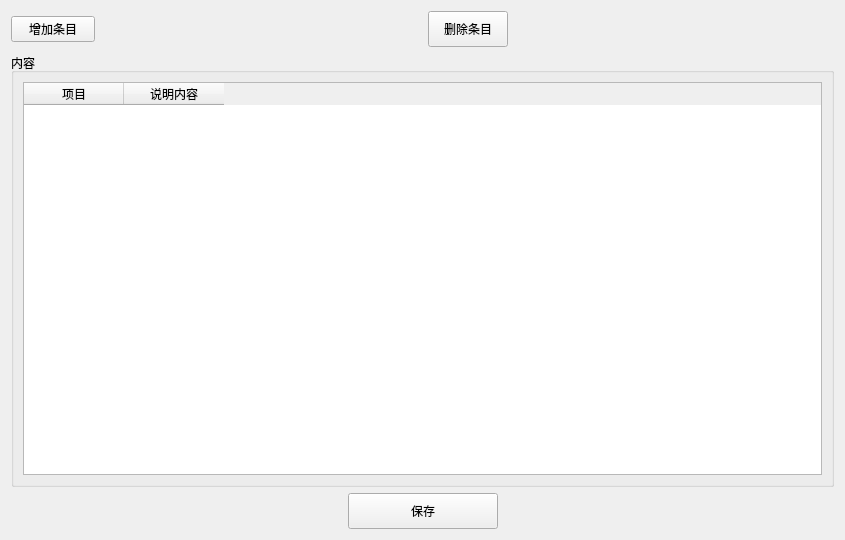
mawang98/med_help, file editer.ui: the form before one commit.
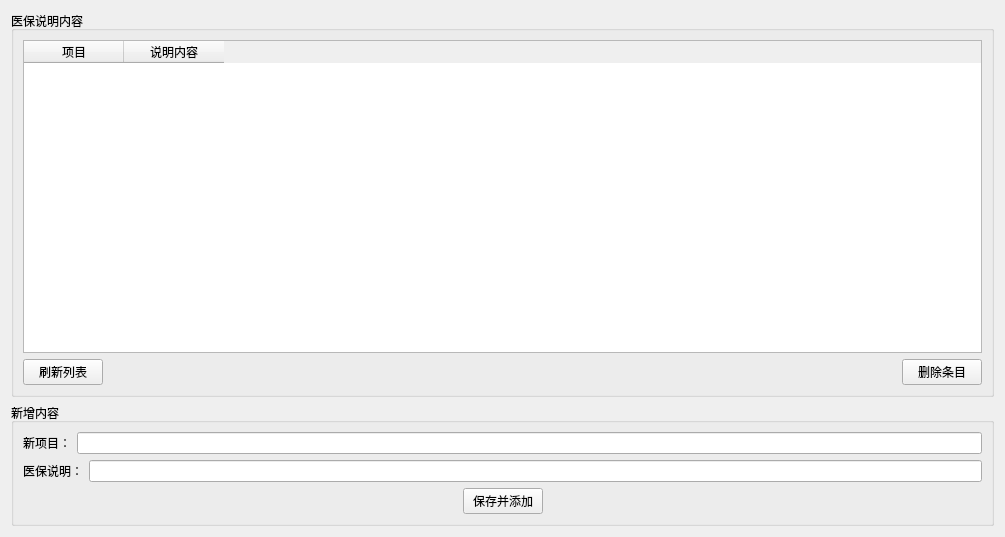
The form after the commit.

What changed in the file:
```diff
--- a/editer.ui
+++ b/editer.ui
@@ -6,74 +6,18 @@
    <rect>
     <x>0</x>
     <y>0</y>
-    <width>845</width>
-    <height>540</height>
+    <width>1005</width>
+    <height>537</height>
    </rect>
   </property>
   <property name="windowTitle">
    <string>医保说明编辑器</string>
   </property>
-  <layout class="QVBoxLayout" name="verticalLayout" stretch="1,5,1">
-   <item>
-    <layout class="QHBoxLayout" name="horizontalLayout">
-     <item>
-      <widget class="QPushButton" name="pushButton">
-       <property name="minimumSize">
-        <size>
-         <width>84</width>
-         <height>0</height>
-        </size>
-       </property>
-       <property name="text">
-        <string>增加条目</string>
-       </property>
-      </widget>
-     </item>
-     <item>
-      <spacer name="horizontalSpacer">
-       <property name="orientation">
-        <enum>Qt::Horizontal</enum>
-       </property>
-       <property name="sizeHint" stdset="0">
-        <size>
-         <width>40</width>
-         <height>20</height>
-        </size>
-       </property>
-      </spacer>
-     </item>
-     <item>
-      <widget class="QPushButton" name="pushButton_2">
-       <property name="minimumSize">
-        <size>
-         <width>0</width>
-         <height>36</height>
-        </size>
-       </property>
-       <property name="text">
-        <string>删除条目</string>
-       </property>
-      </widget>
-     </item>
-     <item>
-      <spacer name="horizontalSpacer_4">
-       <property name="orientation">
-        <enum>Qt::Horizontal</enum>
-       </property>
-       <property name="sizeHint" stdset="0">
-        <size>
-         <width>40</width>
-         <height>20</height>
-        </size>
-       </property>
-      </spacer>
-     </item>
-    </layout>
-   </item>
+  <layout class="QVBoxLayout" name="verticalLayout_3">
    <item>
     <widget class="QGroupBox" name="groupBox">
      <property name="title">
-      <string>内容</string>
+      <string>医保说明内容</string>
      </property>
      <layout class="QVBoxLayout" name="verticalLayout_2">
       <item>
@@ -90,57 +34,113 @@
         </column>
        </widget>
       </item>
+      <item>
+       <layout class="QHBoxLayout" name="horizontalLayout_4">
+        <item>
+         <widget class="QPushButton" name="pushButton_4">
+          <property name="text">
+           <string>刷新列表</string>
+          </property>
+         </widget>
+        </item>
+        <item>
+         <spacer name="horizontalSpacer_3">
+          <property name="orientation">
+           <enum>Qt::Horizontal</enum>
+          </property>
+          <property name="sizeHint" stdset="0">
+           <size>
+            <width>40</width>
+            <height>20</height>
+           </size>
+          </property>
+         </spacer>
+        </item>
+        <item>
+         <widget class="QPushButton" name="pushButton_2">
+          <property name="text">
+           <string>删除条目</string>
+          </property>
+         </widget>
+        </item>
+       </layout>
+      </item>
      </layout>
     </widget>
    </item>
    <item>
-    <layout class="QHBoxLayout" name="horizontalLayout_2">
-     <item>
-      <spacer name="horizontalSpacer_2">
-       <property name="orientation">
-        <enum>Qt::Horizontal</enum>
-       </property>
-       <property name="sizeHint" stdset="0">
-        <size>
-         <width>40</width>
-         <height>20</height>
-        </size>
-       </property>
-      </spacer>
-     </item>
-     <item>
-      <widget class="QPushButton" name="pushButton_3">
-       <property name="minimumSize">
-        <size>
-         <width>150</width>
-         <height>0</height>
-        </size>
-       </property>
-       <property name="maximumSize">
-        <size>
-         <width>16777215</width>
-         <height>36</height>
-        </size>
-       </property>
-       <property name="text">
-        <string>保存</string>
-       </property>
-      </widget>
-     </item>
-     <item>
-      <spacer name="horizontalSpacer_3">
-       <property name="orientation">
-        <enum>Qt::Horizontal</enum>
-       </property>
-       <property name="sizeHint" stdset="0">
-        <size>
-         <width>40</width>
-         <height>20</height>
-        </size>
-       </property>
-      </spacer>
-     </item>
-    </layout>
+    <widget class="QGroupBox" name="groupBox_2">
+     <property name="title">
+      <string>新增内容</string>
+     </property>
+     <layout class="QVBoxLayout" name="verticalLayout">
+      <item>
+       <layout class="QHBoxLayout" name="horizontalLayout">
+        <item>
+         <widget class="QLabel" name="label">
+          <property name="text">
+           <string>新项目：</string>
+          </property>
+         </widget>
+        </item>
+        <item>
+         <widget class="QLineEdit" name="lineEdit"/>
+        </item>
+       </layout>
+      </item>
+      <item>
+       <layout class="QHBoxLayout" name="horizontalLayout_2">
+        <item>
+         <widget class="QLabel" name="label_2">
+          <property name="text">
+           <string>医保说明：</string>
+          </property>
+         </widget>
+        </item>
+        <item>
+         <widget class="QLineEdit" name="lineEdit_2"/>
+        </item>
+       </layout>
+      </item>
+      <item>
+       <layout class="QHBoxLayout" name="horizontalLayout_3">
+        <item>
+         <spacer name="horizontalSpacer">
+          <property name="orientation">
+           <enum>Qt::Horizontal</enum>
+          </property>
+          <property name="sizeHint" stdset="0">
+           <size>
+            <width>40</width>
+            <height>20</height>
+           </size>
+          </property>
+         </spacer>
+        </item>
+        <item>
+         <widget class="QPushButton" name="pushButton">
+          <property name="text">
+           <string>保存并添加</string>
+          </property>
+         </widget>
+        </item>
+        <item>
+         <spacer name="horizontalSpacer_2">
+          <property name="orientation">
+           <enum>Qt::Horizontal</enum>
+          </property>
+          <property name="sizeHint" stdset="0">
+           <size>
+            <width>40</width>
+            <height>20</height>
+           </size>
+          </property>
+         </spacer>
+        </item>
+       </layout>
+      </item>
+     </layout>
+    </widget>
    </item>
   </layout>
  </widget>
```
